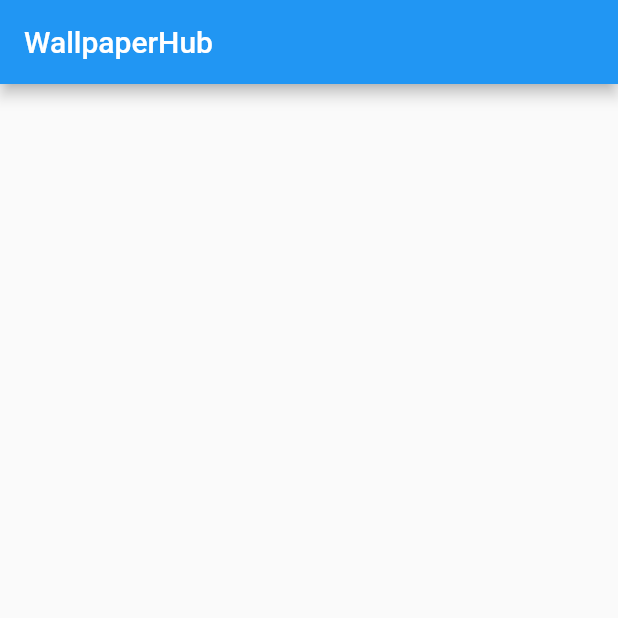
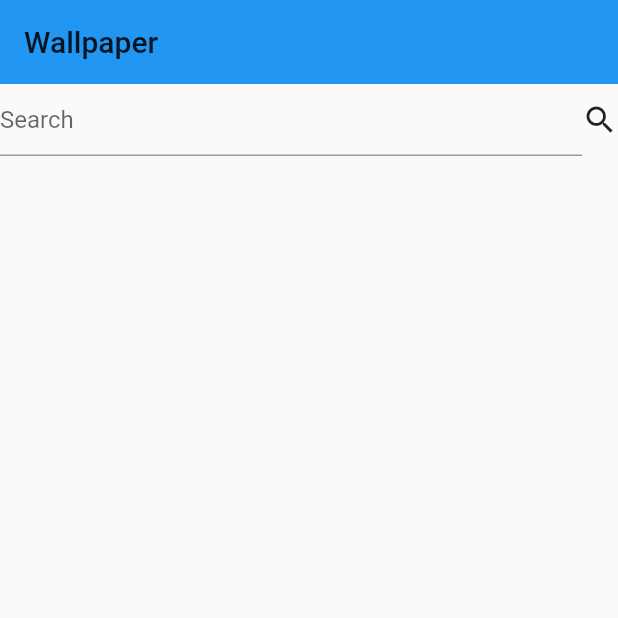
Before and after one commit to aryanjagarwal/WallpaperRiver, a Flutter app: the screen it shows after launch, on a phone screen of 412 x 824 dp, the top half of it. Run offline on Flutter 3.47's test engine with Material 2 defaults, Android fonts, the phone set to English and light mode, and no system bars.

Commit message:
serachBar added

```diff
--- a/lib/views/home.dart
+++ b/lib/views/home.dart
@@ -12,7 +12,21 @@ class _HomeState extends State<Home> {
     return Scaffold(
       appBar: AppBar(
         title: BrandName(),
+        elevation: 0.0,
       ),
+      body: Container(child: Column(
+        children: <Widget>[
+          Row(children: <Widget>[
+            Expanded(
+              child: TextField(
+                decoration: InputDecoration(
+                  hintText: "Search"
+                ),
+              ),
+            ),
+            Icon(Icons.search)
+          ],)
+        ],),),
     );
   }
 }
--- a/lib/widgets/widget.dart
+++ b/lib/widgets/widget.dart
@@ -2,7 +2,7 @@ import 'package:flutter/material.dart';
 
 Widget BrandName(){
   return Row(children: <Widget>[
-    Text("Wallpaper"),
-    Text("Hub"),
+    Text("Wallpaper", style: TextStyle(color: Colors.black87),),
+    Text("Hub", style: TextStyle(color: Colors.blue),),
   ],);
 }
```
